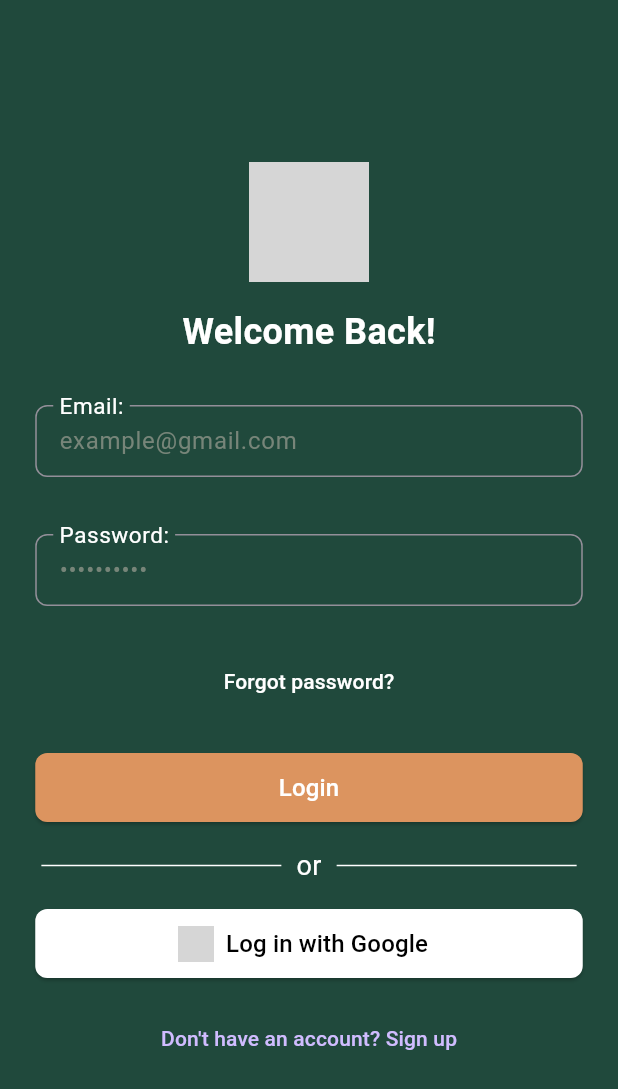
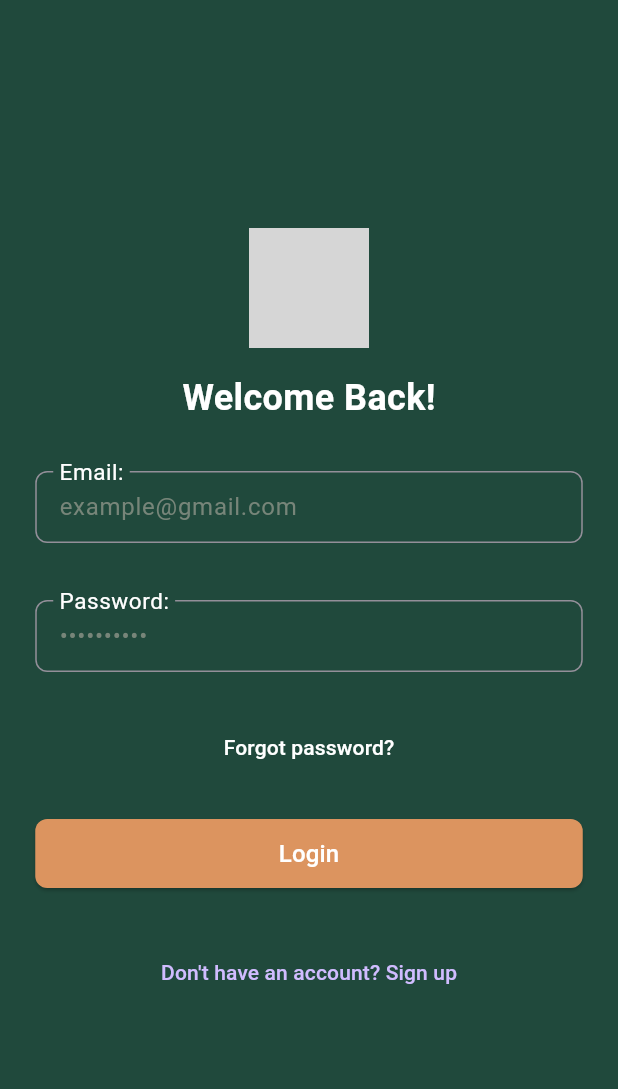
Before and after one commit to COS301-SE-2024/Culinary-Companion, a Flutter app: the screen it shows after launch, after a tap on "Log In", on a phone screen of 412 x 824 dp. Shown: the top 1089 px of the screen. Run offline on Flutter 3.47's test engine with Material 3 defaults, Android fonts, the light colour scheme and no system bars; our stand-ins replace flutter_typeahead, image_picker, multi_select_flutter, shared_preferences, supabase_flutter; accounts and stored records are empty; grey boxes are pictures that could not be loaded.

Commit message:
Removed log in with google

```diff
--- a/lib/screens/login_screen.dart
+++ b/lib/screens/login_screen.dart
@@ -245,59 +245,59 @@ class _LoginScreenState extends State<LoginScreen> {
                     ),
                     const SizedBox(height: 16),
                     //Line with "or" text
-                    Row(
-                      mainAxisAlignment: MainAxisAlignment.center,
-                      children: [
-                        Container(
-                          width: 160,
-                          height: 1,
-                          color: Colors.white,
-                        ),
-                        const Padding(
-                          padding: EdgeInsets.symmetric(horizontal: 10),
-                          child: Text(
-                            'or',
-                            style: TextStyle(color: Colors.white, fontSize: 18),
-                          ),
-                        ),
-                        Container(
-                          width: 160,
-                          height: 1,
-                          color: Colors.white,
-                        ),
-                      ],
-                    ),
-                    const SizedBox(height: 16),
-                    Container(
-                      width: 365,
-                      height: 46,
-                      child: ElevatedButton.icon(
-                        onPressed: () {
-                          // Handle Google login
-                        },
-                        icon: Image.asset(
-                          'google.png',
-                          height: 24,
-                        ),
-                        label: const Text(
-                          'Log in with Google',
-                          style: TextStyle(
-                            color: Colors.black,
-                            fontSize: 16,
-                          ),
-                        ),
-                        style: ElevatedButton.styleFrom(
-                          backgroundColor: Colors.white,
-                          shape: RoundedRectangleBorder(
-                            borderRadius: BorderRadius.circular(8.0),
-                          ),
-                          side: const BorderSide(
-                            color: Colors.transparent,
-                            width: 2.0,
-                          ),
-                        ),
-                      ),
-                    ),
+                    // Row(
+                    //   mainAxisAlignment: MainAxisAlignment.center,
+                    //   children: [
+                    //     Container(
+                    //       width: 160,
+                    //       height: 1,
+                    //       color: Colors.white,
+                    //     ),
+                    //     const Padding(
+                    //       padding: EdgeInsets.symmetric(horizontal: 10),
+                    //       child: Text(
+                    //         'or',
+                    //         style: TextStyle(color: Colors.white, fontSize: 18),
+                    //       ),
+                    //     ),
+                    //     Container(
+                    //       width: 160,
+                    //       height: 1,
+                    //       color: Colors.white,
+                    //     ),
+                    //   ],
+                    // ),
+                    // const SizedBox(height: 16),
+                    // Container(
+                    //   width: 365,
+                    //   height: 46,
+                    //   child: ElevatedButton.icon(
+                    //     onPressed: () {
+                    //       // Handle Google login
+                    //     },
+                    //     icon: Image.asset(
+                    //       'google.png',
+                    //       height: 24,
+                    //     ),
+                    //     label: const Text(
+                    //       'Log in with Google',
+                    //       style: TextStyle(
+                    //         color: Colors.black,
+                    //         fontSize: 16,
+                    //       ),
+                    //     ),
+                    //     style: ElevatedButton.styleFrom(
+                    //       backgroundColor: Colors.white,
+                    //       shape: RoundedRectangleBorder(
+                    //         borderRadius: BorderRadius.circular(8.0),
+                    //       ),
+                    //       side: const BorderSide(
+                    //         color: Colors.transparent,
+                    //         width: 2.0,
+                    //       ),
+                    //     ),
+                    //   ),
+                    // ),
                     const SizedBox(height: 16),
                     TextButton(
                       onPressed: () {
```
